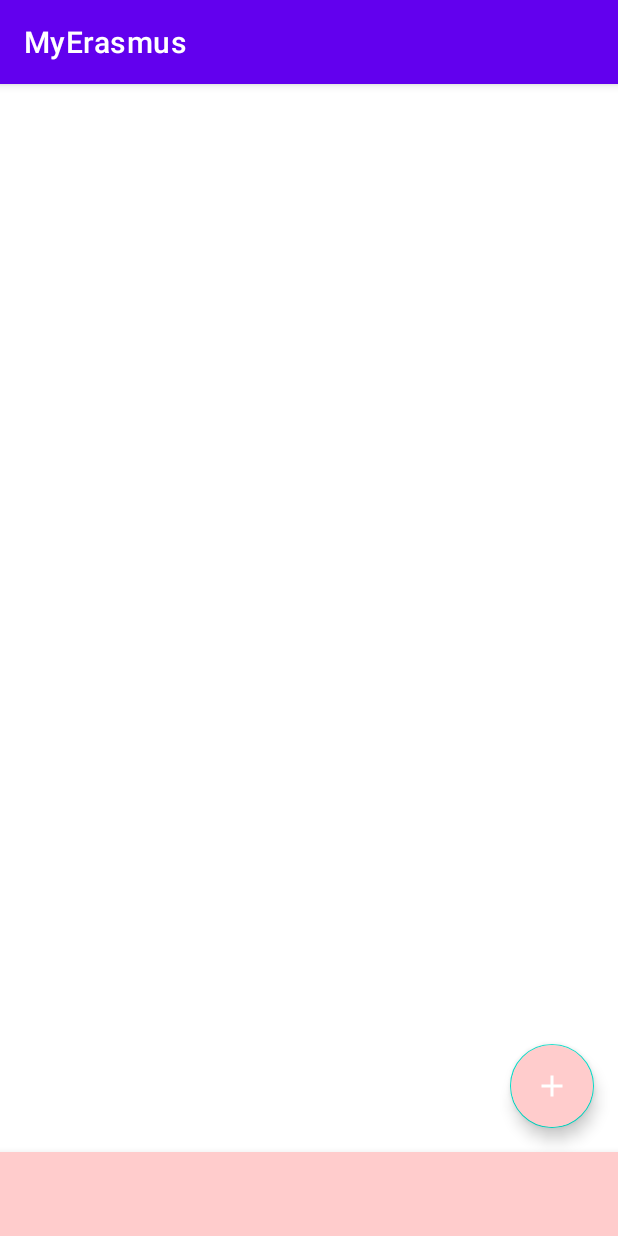
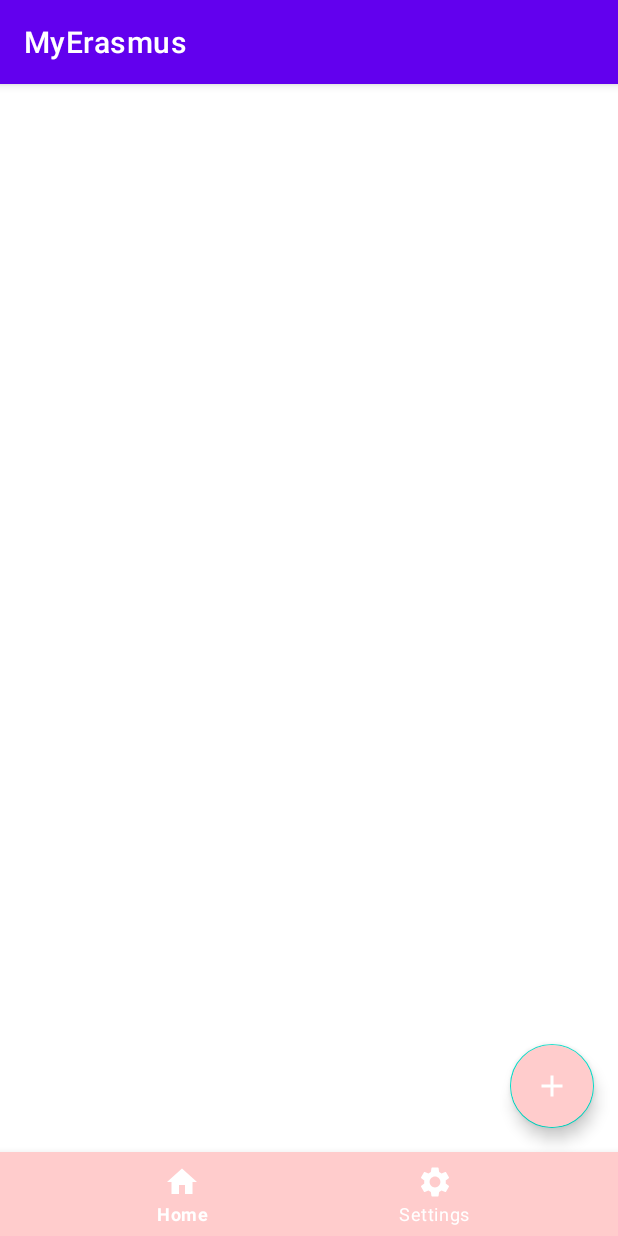
Before and after one commit to marianievas/MyErasmus, an Android app: the screen it shows after launch (MainActivity), on a phone screen of 412 x 824 dp. Run offline under Robolectric (Android 15) with nearby library versions, the phone set to English and light mode, and no system bars.

Commit message:
initial commits

```diff
--- /dev/null
+++ b/app/src/main/res/drawable/ic_baseline_home_24.xml
@@ -0,0 +1,10 @@
+<vector xmlns:android="http://schemas.android.com/apk/res/android"
+    android:width="24dp"
+    android:height="24dp"
+    android:viewportWidth="24"
+    android:viewportHeight="24"
+    android:tint="?attr/colorControlNormal">
+  <path
+      android:fillColor="@android:color/white"
+      android:pathData="M10,20v-6h4v6h5v-8h3L12,3 2,12h3v8z"/>
+</vector>
--- /dev/null
+++ b/app/src/main/res/drawable/ic_baseline_settings_24.xml
@@ -0,0 +1,10 @@
+<vector xmlns:android="http://schemas.android.com/apk/res/android"
+    android:width="24dp"
+    android:height="24dp"
+    android:viewportWidth="24"
+    android:viewportHeight="24"
+    android:tint="?attr/colorControlNormal">
+  <path
+      android:fillColor="@android:color/white"
+      android:pathData="M19.14,12.94c0.04,-0.3 0.06,-0.61 0.06,-0.94c0,-0.32 -0.02,-0.64 -0.07,-0.94l2.03,-1.58c0.18,-0.14 0.23,-0.41 0.12,-0.61l-1.92,-3.32c-0.12,-0.22 -0.37,-0.29 -0.59,-0.22l-2.39,0.96c-0.5,-0.38 -1.03,-0.7 -1.62,-0.94L14.4,2.81c-0.04,-0.24 -0.24,-0.41 -0.48,-0.41h-3.84c-0.24,0 -0.43,0.17 -0.47,0.41L9.25,5.35C8.66,5.59 8.12,5.92 7.63,6.29L5.24,5.33c-0.22,-0.08 -0.47,0 -0.59,0.22L2.74,8.87C2.62,9.08 2.66,9.34 2.86,9.48l2.03,1.58C4.84,11.36 4.8,11.69 4.8,12s0.02,0.64 0.07,0.94l-2.03,1.58c-0.18,0.14 -0.23,0.41 -0.12,0.61l1.92,3.32c0.12,0.22 0.37,0.29 0.59,0.22l2.39,-0.96c0.5,0.38 1.03,0.7 1.62,0.94l0.36,2.54c0.05,0.24 0.24,0.41 0.48,0.41h3.84c0.24,0 0.44,-0.17 0.47,-0.41l0.36,-2.54c0.59,-0.24 1.13,-0.56 1.62,-0.94l2.39,0.96c0.22,0.08 0.47,0 0.59,-0.22l1.92,-3.32c0.12,-0.22 0.07,-0.47 -0.12,-0.61L19.14,12.94zM12,15.6c-1.98,0 -3.6,-1.62 -3.6,-3.6s1.62,-3.6 3.6,-3.6s3.6,1.62 3.6,3.6S13.98,15.6 12,15.6z"/>
+</vector>
--- a/app/src/main/res/layout/activity_main.xml
+++ b/app/src/main/res/layout/activity_main.xml
@@ -17,7 +17,8 @@
         app:layout_constraintLeft_toLeftOf="parent"
         app:layout_constraintRight_toRightOf="parent"
         app:itemIconTint="@color/white"
-        app:itemTextColor="@color/white" />
+        app:itemTextColor="@color/white"
+        app:menu="@menu/bottom_nav_menu"/>
 
     <androidx.fragment.app.FragmentContainerView
         android:id="@+id/nav_host_fragment"
--- /dev/null
+++ b/app/src/main/res/menu-v26/bottom_nav_menu.xml
@@ -0,0 +1,14 @@
+<?xml version="1.0" encoding="utf-8"?>
+<menu xmlns:android="http://schemas.android.com/apk/res/android">
+
+    <item
+        android:id="@+id/navigation_activities"
+        android:icon="@drawable/ic_baseline_home_24"
+        android:title="Home" />
+
+    <item
+        android:id="@+id/navigation_explore"
+        android:icon="@drawable/ic_baseline_settings_24"
+        android:title="Settings" />
+
+</menu>
--- a/app/src/main/res/menu/search_button.xml
+++ /dev/null
@@ -1,12 +0,0 @@
-<?xml version="1.0" encoding="utf-8"?>
-<menu xmlns:app="http://schemas.android.com/apk/res-auto"
-    xmlns:android="http://schemas.android.com/apk/res/android">
-
-    <!--Search activity-->
-    <item android:id="@+id/search"
-        android:title="@string/search_title"
-        android:icon="@drawable/ic_baseline_search_24"
-        android:iconTint="@color/white"
-        app:showAsAction="collapseActionView|ifRoom"
-        app:actionViewClass="android.widget.SearchView" />
-</menu>
```
